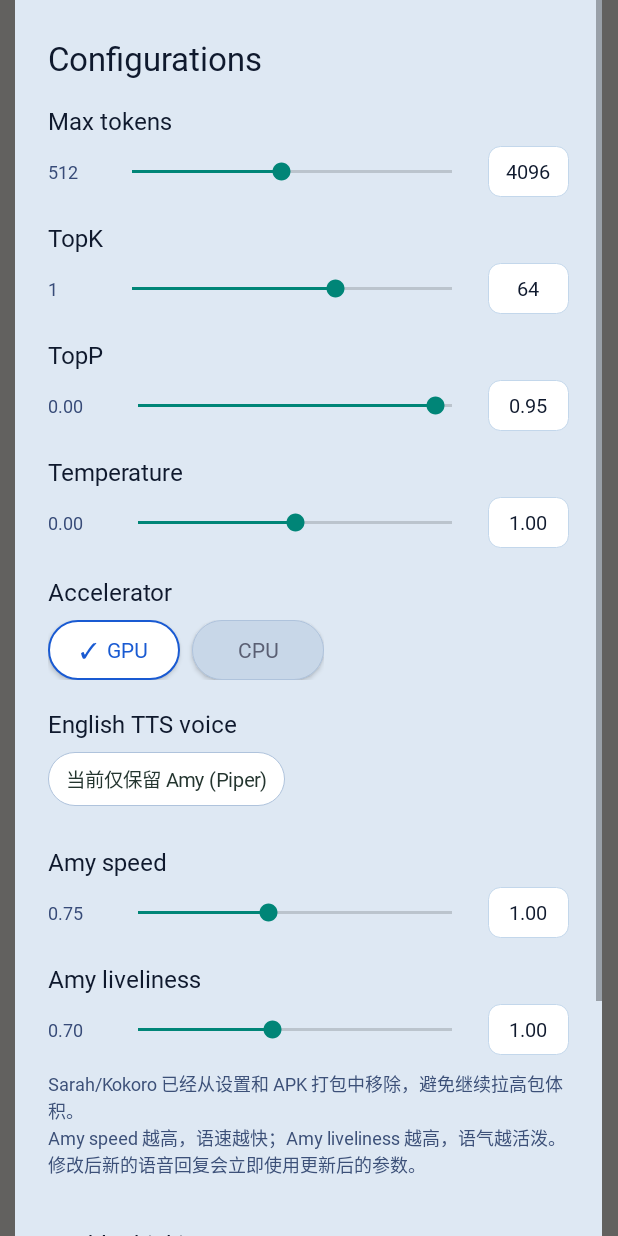
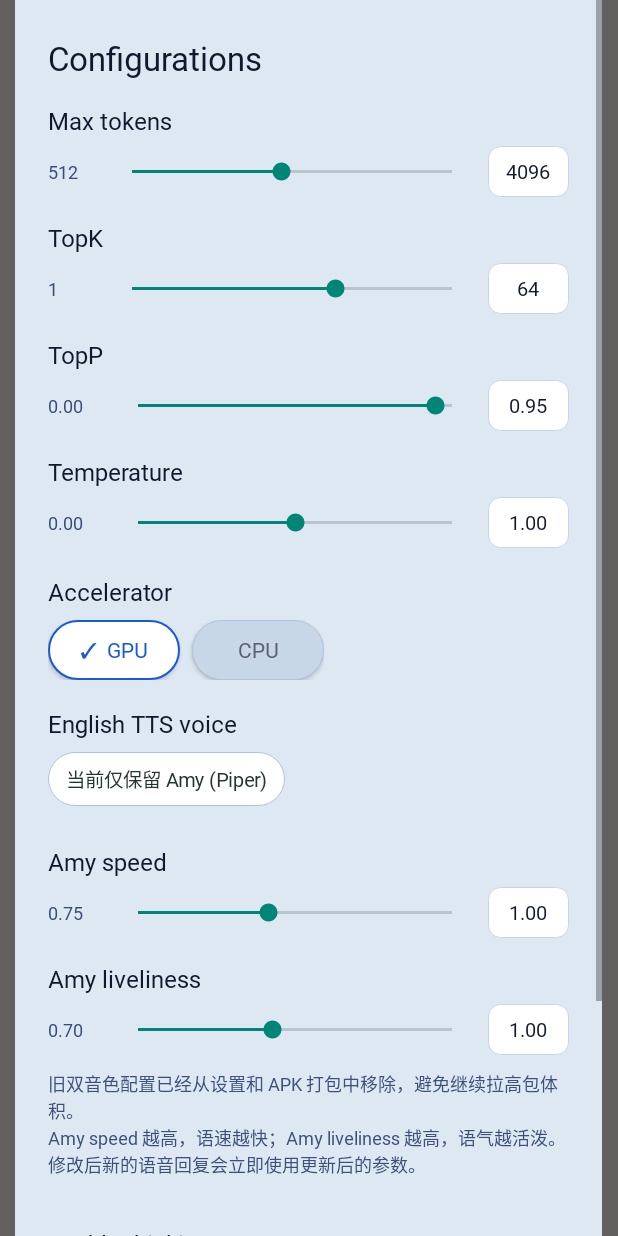
Before and after one commit to Finvoler/gemma-language-tutor-android, an Android app: the screen it shows after launch (MainActivity), after a tap on "模型", on a phone screen of 412 x 824 dp. Run offline under Robolectric (Android 15) with nearby library versions, the light colour scheme and no system bars; libraries missing offline, so code that uses them is left out: com.google.ai.edge, com.k2fsa.sherpa, org.commonmark.node, org.commonmark.parser, org.commonmark.renderer; pictures from the network do not load; Roboto replaces fonts that are not available here; 2 statements that could not run were skipped.

Commit message:
chore: refresh icon and amy-only docs

```diff
--- a/app/src/main/java/com/copilot/gemmatutor/MainActivity.java
+++ b/app/src/main/java/com/copilot/gemmatutor/MainActivity.java
@@ -1291,7 +1291,7 @@ public class MainActivity extends Activity {
         amyConfig.addView(makeConfigFloatSliderRow("Amy liveliness", 0.70f, 1.40f, configAmyVivacity, amyVivacityRef));
 
         TextView ttsHint = new TextView(this);
-        ttsHint.setText("Sarah/Kokoro 已经从设置和 APK 打包中移除，避免继续拉高包体积。\nAmy speed 越高，语速越快；Amy liveliness 越高，语气越活泼。\n修改后新的语音回复会立即使用更新后的参数。\n");
+        ttsHint.setText("旧双音色配置已经从设置和 APK 打包中移除，避免继续拉高包体积。\nAmy speed 越高，语速越快；Amy liveliness 越高，语气越活泼。\n修改后新的语音回复会立即使用更新后的参数。\n");
         ttsHint.setTextColor(Color.rgb(60, 80, 120));
         ttsHint.setTextSize(12);
         LinearLayout.LayoutParams ttsHintParams = new LinearLayout.LayoutParams(-1, -2);
--- a/app/src/main/res/drawable/ic_launcher_foreground.xml
+++ b/app/src/main/res/drawable/ic_launcher_foreground.xml
@@ -4,7 +4,6 @@
     android:height="108dp"
     android:viewportWidth="108"
     android:viewportHeight="108">
-    <path android:fillColor="#F7F4EF" android:pathData="M0,0h108v108h-108z" />
     <path android:fillColor="#24352F" android:pathData="M22,23h64a12,12 0,0 1,12 12v38a12,12 0,0 1,-12 12h-20l-12,10l-12,-10h-20a12,12 0,0 1,-12 -12v-38a12,12 0,0 1,12 -12z" />
     <path android:fillColor="#E7B85A" android:pathData="M34,38h40v7h-40zM34,53h28v7h-28zM34,68h18v7h-18z" />
 </vector>
```
Also changed, not shown: 5 other files.
